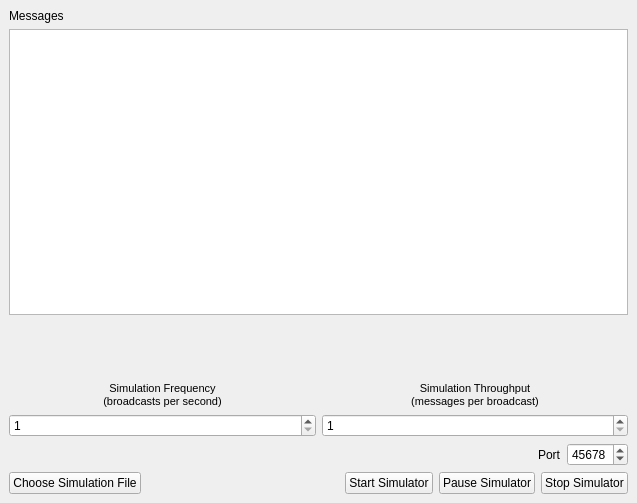
Above: source/ArcGISQtMessageSimulator/SimulatorDialog.ui from Esri/geomessage-simulator-qt before the change. Below: the same form after it.
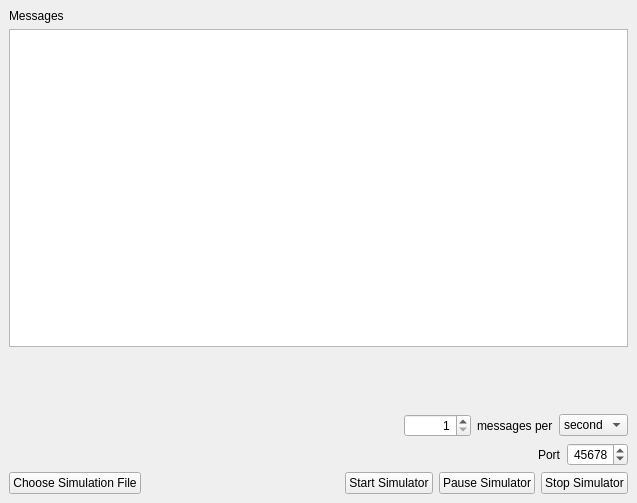
That is the form after the change.

The edit to the form file:
```diff
--- a/source/ArcGISQtMessageSimulator/SimulatorDialog.ui
+++ b/source/ArcGISQtMessageSimulator/SimulatorDialog.ui
@@ -77,52 +77,25 @@
      </spacer>
     </item>
     <item>
-     <layout class="QGridLayout" name="gridLayout" rowstretch="0,0,0,0" columnstretch="0,0">
-      <item row="2" column="0">
-       <widget class="QLabel" name="lblFrequency">
-        <property name="text">
-         <string>&lt;!DOCTYPE HTML PUBLIC &quot;-//W3C//DTD HTML 4.0//EN&quot; &quot;http://www.w3.org/TR/REC-html40/strict.dtd&quot;&gt;
-&lt;html&gt;&lt;head&gt;&lt;meta name=&quot;qrichtext&quot; content=&quot;1&quot; /&gt;&lt;style type=&quot;text/css&quot;&gt;
-p, li { white-space: pre-wrap; }
-&lt;/style&gt;&lt;/head&gt;&lt;body style=&quot; font-family:'MS Shell Dlg 2'; font-size:8.25pt; font-weight:400; font-style:normal;&quot;&gt;
-&lt;p style=&quot; margin-top:0px; margin-bottom:0px; margin-left:0px; margin-right:0px; -qt-block-indent:0; text-indent:0px;&quot;&gt;&lt;span style=&quot; font-size:8pt;&quot;&gt;Simulation Frequency&lt;/span&gt;&lt;/p&gt;
-&lt;p style=&quot; margin-top:0px; margin-bottom:0px; margin-left:0px; margin-right:0px; -qt-block-indent:0; text-indent:0px;&quot;&gt;&lt;span style=&quot; font-size:8pt;&quot;&gt;(broadcasts per second)&lt;/span&gt;&lt;/p&gt;&lt;/body&gt;&lt;/html&gt;</string>
+     <layout class="QHBoxLayout" name="horizontalLayout_2">
+      <item>
+       <spacer name="horizontalSpacer_5">
+        <property name="orientation">
+         <enum>Qt::Horizontal</enum>
         </property>
-        <property name="alignment">
-         <set>Qt::AlignCenter</set>
+        <property name="sizeHint" stdset="0">
+         <size>
+          <width>40</width>
+          <height>20</height>
+         </size>
         </property>
-       </widget>
+       </spacer>
       </item>
-      <item row="2" column="1">
-       <widget class="QLabel" name="lblThroughput">
-        <property name="text">
-         <string>&lt;!DOCTYPE HTML PUBLIC &quot;-//W3C//DTD HTML 4.0//EN&quot; &quot;http://www.w3.org/TR/REC-html40/strict.dtd&quot;&gt;
-&lt;html&gt;&lt;head&gt;&lt;meta name=&quot;qrichtext&quot; content=&quot;1&quot; /&gt;&lt;style type=&quot;text/css&quot;&gt;
-p, li { white-space: pre-wrap; }
-&lt;/style&gt;&lt;/head&gt;&lt;body style=&quot; font-family:'MS Shell Dlg 2'; font-size:8.25pt; font-weight:400; font-style:normal;&quot;&gt;
-&lt;p style=&quot; margin-top:0px; margin-bottom:0px; margin-left:0px; margin-right:0px; -qt-block-indent:0; text-indent:0px;&quot;&gt;&lt;span style=&quot; font-size:8pt;&quot;&gt;Simulation Throughput&lt;/span&gt;&lt;/p&gt;
-&lt;p style=&quot; margin-top:0px; margin-bottom:0px; margin-left:0px; margin-right:0px; -qt-block-indent:0; text-indent:0px;&quot;&gt;&lt;span style=&quot; font-size:8pt;&quot;&gt;(messages per broadcast)&lt;/span&gt;&lt;/p&gt;&lt;/body&gt;&lt;/html&gt;</string>
-        </property>
-        <property name="alignment">
-         <set>Qt::AlignCenter</set>
-        </property>
-       </widget>
-      </item>
-      <item row="3" column="1">
-       <widget class="QSpinBox" name="spinBox_throughput">
-        <property name="minimum">
-         <number>1</number>
-        </property>
-        <property name="maximum">
-         <number>2000000000</number>
-        </property>
-        <property name="value">
-         <number>1</number>
-        </property>
-       </widget>
-      </item>
-      <item row="3" column="0">
+      <item>
        <widget class="QSpinBox" name="spinBox_frequency">
+        <property name="alignment">
+         <set>Qt::AlignRight|Qt::AlignTrailing|Qt::AlignVCenter</set>
+        </property>
         <property name="minimum">
          <number>1</number>
         </property>
@@ -134,6 +107,42 @@
         </property>
        </widget>
       </item>
+      <item>
+       <widget class="QLabel" name="label_2">
+        <property name="text">
+         <string>messages per</string>
+        </property>
+       </widget>
+      </item>
+      <item>
+       <widget class="QComboBox" name="comboBox_timeUnit">
+        <item>
+         <property name="text">
+          <string>second</string>
+         </property>
+        </item>
+        <item>
+         <property name="text">
+          <string>minute</string>
+         </property>
+        </item>
+        <item>
+         <property name="text">
+          <string>hour</string>
+         </property>
+        </item>
+        <item>
+         <property name="text">
+          <string>day</string>
+         </property>
+        </item>
+        <item>
+         <property name="text">
+          <string>week</string>
+         </property>
+        </item>
+       </widget>
+      </item>
      </layout>
     </item>
     <item>
@@ -178,6 +187,9 @@
           <height>16777215</height>
          </size>
         </property>
+        <property name="alignment">
+         <set>Qt::AlignRight|Qt::AlignTrailing|Qt::AlignVCenter</set>
+        </property>
         <property name="maximum">
          <number>65535</number>
         </property>
```
